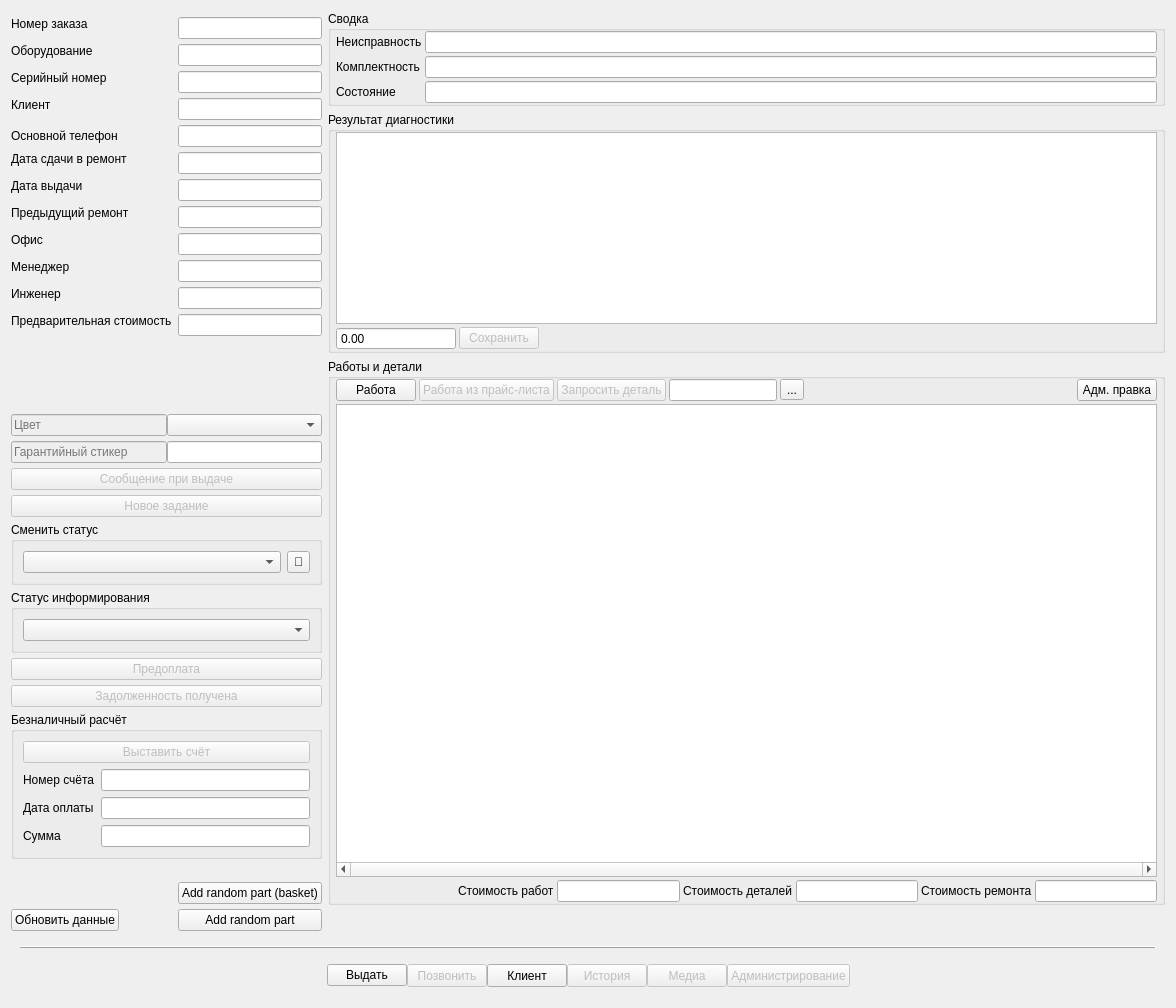
The window that tabrepair.ui (solderercb/snap_crm) describes before a commit, drawn with Qt 5.
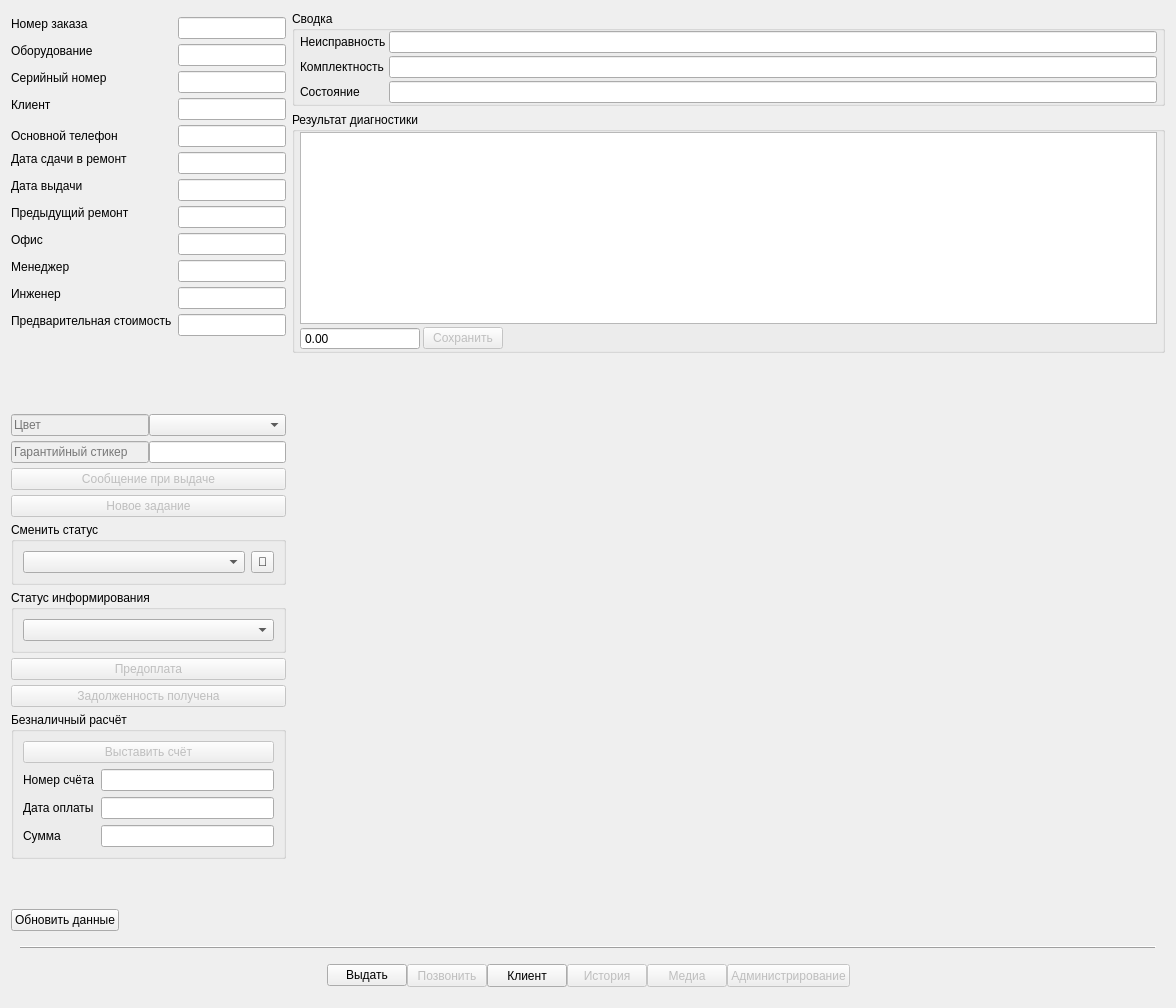
The same window after the commit. Icons and pictures are not drawn. Custom widgets are drawn as their Qt base class.

Commit message: Таблица с работами и деталями в карточке ремонта преобразована в отдельный виджет, произведён рефакторинг смежных частей кода. Мелкие исправления.

Diff of the .ui file:
```diff
--- a/tabrepair.ui
+++ b/tabrepair.ui
@@ -20,7 +20,7 @@
       <enum>QLayout::SetMaximumSize</enum>
      </property>
      <item row="0" column="0">
-      <layout class="QGridLayout" name="gridLayout_4" columnstretch="1,4" columnminimumwidth="300,0">
+      <layout class="QGridLayout" name="gridLayout_4" columnstretch="0,1">
        <property name="sizeConstraint">
         <enum>QLayout::SetMaximumSize</enum>
        </property>
@@ -148,6 +148,16 @@
            </property>
           </widget>
          </item>
+         <item row="4" column="0">
+          <widget class="QLabel" name="labelPrimaryPhone">
+           <property name="text">
+            <string>Основной телефон</string>
+           </property>
+          </widget>
+         </item>
+         <item row="4" column="1">
+          <widget class="QLineEdit" name="lineEditPrimaryPhone"/>
+         </item>
          <item row="5" column="0">
           <widget class="QLabel" name="labelInDate">
            <property name="sizePolicy">
@@ -206,6 +216,35 @@
            </property>
           </widget>
          </item>
+         <item row="7" column="0">
+          <widget class="QLabel" name="labelExtPrevRepair">
+           <property name="sizePolicy">
+            <sizepolicy hsizetype="Preferred" vsizetype="Fixed">
+             <horstretch>0</horstretch>
+             <verstretch>0</verstretch>
+            </sizepolicy>
+           </property>
+           <property name="text">
+            <string>Предыдущий ремонт</string>
+           </property>
+          </widget>
+         </item>
+         <item row="7" column="1">
+          <widget class="SLineEdit" name="lineEditExtPrevRepair">
+           <property name="sizePolicy">
+            <sizepolicy hsizetype="Expanding" vsizetype="Fixed">
+             <horstretch>0</horstretch>
+             <verstretch>0</verstretch>
+            </sizepolicy>
+           </property>
+           <property name="acceptDrops">
+            <bool>false</bool>
+           </property>
+           <property name="readOnly">
+            <bool>true</bool>
+           </property>
+          </widget>
+         </item>
          <item row="8" column="0">
           <widget class="QLabel" name="labelOffice">
            <property name="sizePolicy">
@@ -400,6 +439,42 @@
            </property>
           </widget>
          </item>
+         <item row="13" column="0" colspan="2">
+          <layout class="QHBoxLayout" name="horizontalLayout_3" stretch="1,1">
+           <item>
+            <widget class="QLineEdit" name="lineEditColor">
+             <property name="enabled">
+              <bool>false</bool>
+             </property>
+             <property name="sizePolicy">
+              <sizepolicy hsizetype="Expanding" vsizetype="Fixed">
+               <horstretch>0</horstretch>
+               <verstretch>0</verstretch>
+              </sizepolicy>
+             </property>
+             <property name="acceptDrops">
+              <bool>false</bool>
+             </property>
+             <property name="readOnly">
+              <bool>true</bool>
+             </property>
+             <property name="placeholderText">
+              <string>Цвет</string>
+             </property>
+            </widget>
+           </item>
+           <item>
+            <widget class="SComboBox" name="comboBoxPlace">
+             <property name="enabled">
+              <bool>true</bool>
+             </property>
+             <property name="insertPolicy">
+              <enum>QComboBox::NoInsert</enum>
+             </property>
+            </widget>
+           </item>
+          </layout>
+         </item>
          <item row="14" column="0" colspan="2">
           <layout class="QHBoxLayout" name="horizontalLayout_4">
            <item>
@@ -544,68 +619,13 @@
            </property>
           </widget>
          </item>
-         <item row="13" column="0" colspan="2">
-          <layout class="QHBoxLayout" name="horizontalLayout_3" stretch="1,1">
-           <item>
-            <widget class="QLineEdit" name="lineEditColor">
-             <property name="enabled">
-              <bool>false</bool>
-             </property>
-             <property name="sizePolicy">
-              <sizepolicy hsizetype="Expanding" vsizetype="Fixed">
-               <horstretch>0</horstretch>
-               <verstretch>0</verstretch>
-              </sizepolicy>
-             </property>
-             <property name="acceptDrops">
-              <bool>false</bool>
-             </property>
-             <property name="readOnly">
-              <bool>true</bool>
-             </property>
-             <property name="placeholderText">
-              <string>Цвет</string>
-             </property>
-            </widget>
-           </item>
-           <item>
-            <widget class="SComboBox" name="comboBoxPlace">
-             <property name="enabled">
-              <bool>true</bool>
-             </property>
-             <property name="insertPolicy">
-              <enum>QComboBox::NoInsert</enum>
-             </property>
-            </widget>
-           </item>
-          </layout>
-         </item>
-         <item row="7" column="1">
-          <widget class="SLineEdit" name="lineEditExtPrevRepair">
-           <property name="sizePolicy">
-            <sizepolicy hsizetype="Expanding" vsizetype="Fixed">
-             <horstretch>0</horstretch>
-             <verstretch>0</verstretch>
-            </sizepolicy>
-           </property>
-           <property name="acceptDrops">
+         <item row="20" column="0" colspan="2">
+          <widget class="QPushButton" name="pushButtonDebtReceived">
+           <property name="enabled">
             <bool>false</bool>
            </property>
-           <property name="readOnly">
-            <bool>true</bool>
-           </property>
-          </widget>
-         </item>
-         <item row="7" column="0">
-          <widget class="QLabel" name="labelExtPrevRepair">
-           <property name="sizePolicy">
-            <sizepolicy hsizetype="Preferred" vsizetype="Fixed">
-             <horstretch>0</horstretch>
-             <verstretch>0</verstretch>
-            </sizepolicy>
-           </property>
            <property name="text">
-            <string>Предыдущий ремонт</string>
+            <string>Задолженность получена</string>
            </property>
           </widget>
          </item>
@@ -689,47 +709,13 @@
            </property>
           </spacer>
          </item>
-         <item row="24" column="0">
+         <item row="23" column="0">
           <widget class="QPushButton" name="pushButtonManualUpdateRepairData">
            <property name="text">
             <string>Обновить данные</string>
            </property>
           </widget>
          </item>
-         <item row="24" column="1">
-          <widget class="QPushButton" name="dbgBtnAddRandomPart">
-           <property name="text">
-            <string>Add random part</string>
-           </property>
-          </widget>
-         </item>
-         <item row="23" column="1">
-          <widget class="QPushButton" name="dbgBtnAddRandomPartBasket">
-           <property name="text">
-            <string>Add random part (basket)</string>
-           </property>
-          </widget>
-         </item>
-         <item row="4" column="1">
-          <widget class="QLineEdit" name="lineEditPrimaryPhone"/>
-         </item>
-         <item row="4" column="0">
-          <widget class="QLabel" name="labelPrimaryPhone">
-           <property name="text">
-            <string>Основной телефон</string>
-           </property>
-          </widget>
-         </item>
-         <item row="20" column="0" colspan="2">
-          <widget class="QPushButton" name="pushButtonDebtReceived">
-           <property name="enabled">
-            <bool>false</bool>
-           </property>
-           <property name="text">
-            <string>Задолженность получена</string>
-           </property>
-          </widget>
-         </item>
         </layout>
        </item>
        <item row="0" column="1" rowspan="2">
@@ -741,7 +727,7 @@
           <number>0</number>
          </property>
          <property name="horizontalScrollBarPolicy">
-          <enum>Qt::ScrollBarAlwaysOff</enum>
+          <enum>Qt::ScrollBarAsNeeded</enum>
          </property>
          <property name="sizeAdjustPolicy">
           <enum>QAbstractScrollArea::AdjustToContents</enum>
@@ -754,11 +740,11 @@
            <rect>
             <x>0</x>
             <y>0</y>
-            <width>848</width>
+            <width>860</width>
             <height>910</height>
            </rect>
           </property>
-          <layout class="QGridLayout" name="gridLayout_6" rowstretch="0,0,1,0,0" rowminimumheight="0,0,0,0,0">
+          <layout class="QGridLayout" name="gridLayout_6" rowstretch="0,1,2,0,1">
            <property name="leftMargin">
             <number>0</number>
            </property>
@@ -898,6 +884,38 @@
              </layout>
             </widget>
            </item>
+           <item row="3" column="0">
+            <spacer name="verticalSpacer_2">
+             <property name="orientation">
+              <enum>Qt::Vertical</enum>
+             </property>
+             <property name="sizeType">
+              <enum>QSizePolicy::MinimumExpanding</enum>
+             </property>
+             <property name="sizeHint" stdset="0">
+              <size>
+               <width>20</width>
+               <height>20</height>
+              </size>
+             </property>
+            </spacer>
+           </item>
+           <item row="4" column="0">
+            <widget class="SComments" name="widgetComments" native="true">
+             <property name="sizePolicy">
+              <sizepolicy hsizetype="Preferred" vsizetype="Expanding">
+               <horstretch>0</horstretch>
+               <verstretch>0</verstretch>
+              </sizepolicy>
+             </property>
+             <property name="minimumSize">
+              <size>
+               <width>0</width>
+               <height>50</height>
+              </size>
+             </property>
+            </widget>
+           </item>
            <item row="1" column="0">
             <widget class="QGroupBox" name="groupBoxDiagResult">
              <property name="sizePolicy">
@@ -915,7 +933,7 @@
              <property name="title">
               <string>Результат диагностики</string>
              </property>
-             <layout class="QGridLayout" name="gridLayout_10" rowminimumheight="0">
+             <layout class="QGridLayout" name="gridLayout_10">
               <property name="leftMargin">
                <number>5</number>
               </property>
@@ -960,6 +978,12 @@
                 </item>
                 <item row="0" column="0" colspan="3">
                  <widget class="STextEdit" name="textEditDiagResult">
+                  <property name="sizePolicy">
+                   <sizepolicy hsizetype="Expanding" vsizetype="Minimum">
+                    <horstretch>0</horstretch>
+                    <verstretch>0</verstretch>
+                   </sizepolicy>
+                  </property>
                   <property name="tabChangesFocus">
                    <bool>true</bool>
                   </property>
@@ -981,379 +1005,13 @@
             </widget>
            </item>
            <item row="2" column="0">
-            <widget class="QGroupBox" name="groupBoxWorksAndSpareParts">
+            <widget class="SWorksAndParts" name="widgetBOQ" native="true">
              <property name="sizePolicy">
-              <sizepolicy hsizetype="Preferred" vsizetype="Preferred">
+              <sizepolicy hsizetype="Minimum" vsizetype="Expanding">
                <horstretch>0</horstretch>
                <verstretch>0</verstretch>
               </sizepolicy>
              </property>
-             <property name="minimumSize">
-              <size>
-               <width>0</width>
-               <height>0</height>
-              </size>
-             </property>
-             <property name="title">
-              <string>Работы и детали</string>
-             </property>
-             <layout class="QGridLayout" name="gridLayout_12">
-              <property name="leftMargin">
-               <number>5</number>
-              </property>
-              <property name="topMargin">
-               <number>0</number>
-              </property>
-              <property name="rightMargin">
-               <number>5</number>
-              </property>
-              <property name="bottomMargin">
-               <number>0</number>
-              </property>
-              <property name="horizontalSpacing">
-               <number>0</number>
-              </property>
-              <property name="verticalSpacing">
-               <number>5</number>
-              </property>
-              <item row="0" column="0">
-               <layout class="QGridLayout" name="gridLayoutWorksAndSpareParts" rowstretch="0,1,0" rowminimumheight="0,200,0">
-                <property name="spacing">
-                 <number>3</number>
-                </property>
-                <item row="0" column="0">
-                 <layout class="QHBoxLayout" name="horizontalLayout_2">
-                  <item>
-                   <widget class="QPushButton" name="pushButtonAddWork">
-                    <property name="enabled">
-                     <bool>true</bool>
-                    </property>
-                    <property name="sizePolicy">
-                     <sizepolicy hsizetype="Minimum" vsizetype="Preferred">
-                      <horstretch>0</horstretch>
-                      <verstretch>0</verstretch>
-                     </sizepolicy>
-                    </property>
-                    <property name="minimumSize">
-                     <size>
-                      <width>40</width>
-                      <height>0</height>
-                     </size>
-                    </property>
-                    <property name="text">
-                     <string>Работа</string>
-                    </property>
-                   </widget>
-                  </item>
-                  <item>
-                   <widget class="QPushButton" name="pushButtonAddWorkFromPriceList">
-                    <property name="enabled">
-                     <bool>false</bool>
-                    </property>
-                    <property name="sizePolicy">
-                     <sizepolicy hsizetype="Minimum" vsizetype="Preferred">
-                      <horstretch>0</horstretch>
-                      <verstretch>0</verstretch>
-                     </sizepolicy>
-                    </property>
-                    <property name="minimumSize">
-                     <size>
-                      <width>40</width>
-                      <height>0</height>
-                     </size>
-                    </property>
-                    <property name="text">
-                     <string>Работа из прайс-листа</string>
-                    </property>
-                   </widget>
-                  </item>
-                  <item>
-                   <widget class="QPushButton" name="pushButtonRequestSparePart">
-                    <property name="enabled">
-                     <bool>false</bool>
-                    </property>
-                    <property name="sizePolicy">
-                     <sizepolicy hsizetype="Minimum" vsizetype="Preferred">
-                      <horstretch>0</horstretch>
-                      <verstretch>0</verstretch>
-                     </sizepolicy>
-                    </property>
-                    <property name="minimumSize">
-                     <size>
-                      <width>40</width>
-                      <height>0</height>
-                     </size>
-                    </property>
-                    <property name="text">
-                     <string>Запросить деталь</string>
-                    </property>
-                   </widget>
-                  </item>
-                  <item>
-                   <widget class="SLineEdit" name="lineEditQuickAddPart">
-                    <property name="enabled">
-                     <bool>true</bool>
-                    </property>
-                    <property name="sizePolicy">
-                     <sizepolicy hsizetype="Fixed" vsizetype="Fixed">
-                      <horstretch>0</horstretch>
-                      <verstretch>0</verstretch>
-                     </sizepolicy>
-                    </property>
-                   </widget>
-                  </item>
-                  <item>
-                   <widget class="QToolButton" name="toolButtonSaveSaleTable">
-                    <property name="toolTip">
-                     <string>Сохранить список работ и деталей</string>
-                    </property>
-                    <property name="text">
-                     <string>...</string>
-                    </property>
-                    <property name="icon">
-                     <iconset resource="styles/styles.qrc">
-                      <normaloff>:/icons/light/1F4BE_32.png</normaloff>:/icons/light/1F4BE_32.png</iconset>
-                    </property>
-                   </widget>
-                  </item>
-                  <item>
-                   <widget class="QPushButton" name="switchEditStrategy">
-                    <property name="toolTip">
-                     <string>Сохранять список работ и деталей после каждого изменения</string>
-                    </property>
-                    <property name="styleSheet">
-                     <string notr="true">QPushButton{ background-color: rgba(255, 255, 255, 0); border: none;}
-QPushButton:checked{ background-color: rgba(255, 255, 255, 0); border: none;}
-</string>
-                    </property>
-                    <property name="text">
-                     <string notr="true"/>
-                    </property>
-                    <property name="icon">
-                     <iconset resource="styles/styles.qrc">
-                      <normaloff>:/icons/light/toggle_sw_off.png</normaloff>
-                      <normalon>:/icons/light/toggle_sw_on.png</normalon>:/icons/light/toggle_sw_off.png</iconset>
-                    </property>
-                    <property name="iconSize">
-                     <size>
-                      <width>30</width>
-                      <height>20</height>
-                     </size>
-                    </property>
-                    <property name="checkable">
-                     <bool>true</bool>
-                    </property>
-                    <property name="checked">
-                     <bool>true</bool>
-                    </property>
-                    <property name="flat">
-                     <bool>false</bool>
-                    </property>
-                   </widget>
-                  </item>
-                  <item>
-                   <spacer name="horizontalSpacer">
-                    <property name="orientation">
-                     <enum>Qt::Horizontal</enum>
-                    </property>
-                    <property name="sizeHint" stdset="0">
-                     <size>
-                      <width>40</width>
-                      <height>20</height>
-                     </size>
-                    </property>
-                   </spacer>
-                  </item>
-                  <item>
-                   <widget class="QPushButton" name="pushButtonAdmEditWorks">
-                    <property name="enabled">
-                     <bool>true</bool>
-                    </property>
-                    <property name="text">
-                     <string>Адм. правка</string>
-                    </property>
-                    <property name="checkable">
-                     <bool>true</bool>
-                    </property>
-                   </widget>
-                  </item>
-                 </layout>
-                </item>
-                <item row="2" column="0">
-                 <layout class="QHBoxLayout" name="horizontalLayout">
-                  <property name="sizeConstraint">
-                   <enum>QLayout::SetMinimumSize</enum>
-                  </property>
-                  <item>
-                   <spacer name="horizontalSpacer_3">
-                    <property name="orientation">
-                     <enum>Qt::Horizontal</enum>
-                    </property>
-                    <property name="sizeHint" stdset="0">
-                     <size>
-                      <width>40</width>
-                      <height>20</height>
-                     </size>
-                    </property>
-                   </spacer>
-                  </item>
-                  <item>
-                   <widget class="QLabel" name="labelWorksAmount">
-                    <property name="text">
-                     <string>Стоимость работ</string>
-                    </property>
-                   </widget>
-                  </item>
-                  <item>
-                   <widget class="QLineEdit" name="lineEditWorksAmount">
-                    <property name="sizePolicy">
-                     <sizepolicy hsizetype="Expanding" vsizetype="Fixed">
-                      <horstretch>0</horstretch>
-                      <verstretch>0</verstretch>
-                     </sizepolicy>
-                    </property>
-                    <property name="minimumSize">
-                     <size>
-                      <width>40</width>
-                      <height>0</height>
-                     </size>
-                    </property>
-                    <property name="readOnly">
-                     <bool>true</bool>
-                    </property>
-                   </widget>
-                  </item>
-                  <item>
-                   <widget class="QLabel" name="labelSparePartsAmount">
-                    <property name="text">
-                     <string>Стоимость деталей</string>
-                    </property>
-                   </widget>
-                  </item>
-                  <item>
-                   <widget class="QLineEdit" name="lineEditSparePartsAmount">
-                    <property name="sizePolicy">
-                     <sizepolicy hsizetype="Expanding" vsizetype="Fixed">
-                      <horstretch>0</horstretch>
-                      <verstretch>0</verstretch>
-                     </sizepolicy>
-                    </property>
-                    <property name="minimumSize">
-                     <size>
-                      <width>40</width>
-                      <height>0</height>
-                     </size>
-                    </property>
-                    <property name="readOnly">
-                     <bool>true</bool>
-                    </property>
-                   </widget>
-                  </item>
-                  <item>
-                   <widget class="QLabel" name="labelTotalAmount">
-                    <property name="text">
-                     <string>Стоимость ремонта</string>
-                    </property>
-                   </widget>
-                  </item>
-                  <item>
-                   <widget class="QLineEdit" name="lineEditTotalAmount">
-                    <property name="sizePolicy">
-                     <sizepolicy hsizetype="Expanding" vsizetype="Fixed">
-                      <horstretch>0</horstretch>
-                      <verstretch>0</verstretch>
-                     </sizepolicy>
-                    </property>
-                    <property name="minimumSize">
-                     <size>
-                      <width>40</width>
-                      <height>0</height>
-                     </size>
-                    </property>
-                    <property name="readOnly">
-                     <bool>true</bool>
-                    </property>
-                   </widget>
-                  </item>
-                 </layout>
-                </item>
-                <item row="1" column="0">
-                 <widget class="worksAndSparePartsTable" name="tableViewWorksAndSpareParts">
-                  <property name="focusPolicy">
-                   <enum>Qt::TabFocus</enum>
-                  </property>
-                  <property name="horizontalScrollBarPolicy">
-                   <enum>Qt::ScrollBarAlwaysOn</enum>
-                  </property>
-                  <property name="sizeAdjustPolicy">
-                   <enum>QAbstractScrollArea::AdjustToContents</enum>
-                  </property>
-                  <property name="alternatingRowColors">
-                   <bool>true</bool>
-                  </property>
-                  <property name="verticalScrollMode">
-                   <enum>QAbstractItemView::ScrollPerPixel</enum>
-                  </property>
-                  <property name="horizontalScrollMode">
-                   <enum>QAbstractItemView::ScrollPerPixel</enum>
-                  </property>
-                 </widget>
-                </item>
-               </layout>
-              </item>
-             </layout>
-            </widget>
-           </item>
-           <item row="3" column="0">
-            <spacer name="verticalSpacer_2">
-             <property name="orientation">
-              <enum>Qt::Vertical</enum>
-             </property>
-             <property name="sizeType">
-              <enum>QSizePolicy::MinimumExpanding</enum>
-             </property>
-             <property name="sizeHint" stdset="0">
-              <size>
-               <width>20</width>
-               <height>20</height>
-              </size>
-             </property>
-            </spacer>
-           </item>
-           <item row="4" column="0">
-            <widget class="SComments" name="widgetComments" native="true">
-             <property name="sizePolicy">
-              <sizepolicy hsizetype="Preferred" vsizetype="Expanding">
-               <horstretch>0</horstretch>
-               <verstretch>0</verstretch>
-              </sizepolicy>
-             </property>
-             <property name="minimumSize">
-              <size>
-               <width>0</width>
-               <height>0</height>
-              </size>
-             </property>
-             <layout class="QGridLayout" name="gridLayout_14">
-              <property name="leftMargin">
-               <number>0</number>
-              </property>
-              <property name="topMargin">
-               <number>0</number>
-              </property>
-              <property name="rightMargin">
-               <number>0</number>
-              </property>
-              <property name="bottomMargin">
-               <number>0</number>
-              </property>
-              <property name="horizontalSpacing">
-               <number>0</number>
-              </property>
-              <property name="verticalSpacing">
-               <number>5</number>
-              </property>
-             </layout>
             </widget>
            </item>
           </layout>
@@ -1572,11 +1230,6 @@
   </layout>
  </widget>
  <customwidgets>
-  <customwidget>
-   <class>SComboBox</class>
-   <extends>QComboBox</extends>
-   <header location="global">widgets/scombobox.h</header>
-  </customwidget>
   <customwidget>
    <class>SLineEdit</class>
    <extends>QLineEdit</extends>
@@ -1587,9 +1240,9 @@
    </slots>
   </customwidget>
   <customwidget>
-   <class>worksAndSparePartsTable</class>
-   <extends>QTableView</extends>
-   <header>tabrepair.h</header>
+   <class>SComboBox</class>
+   <extends>QComboBox</extends>
+   <header location="global">widgets/scombobox.h</header>
   </customwidget>
   <customwidget>
    <class>STextEdit</class>
@@ -1605,6 +1258,12 @@
    <header location="global">widgets/scomments.h</header>
    <container>1</container>
   </customwidget>
+  <customwidget>
+   <class>SWorksAndParts</class>
+   <extends>QWidget</extends>
+   <header>widgets/sworksandparts.h</header>
+   <container>1</container>
+  </customwidget>
  </customwidgets>
  <tabstops>
   <tabstop>buttonMedia</tabstop>
```
Left out of the diff: 52 changed lines with no effect on the pictures. The commit also changes 25 other files.
